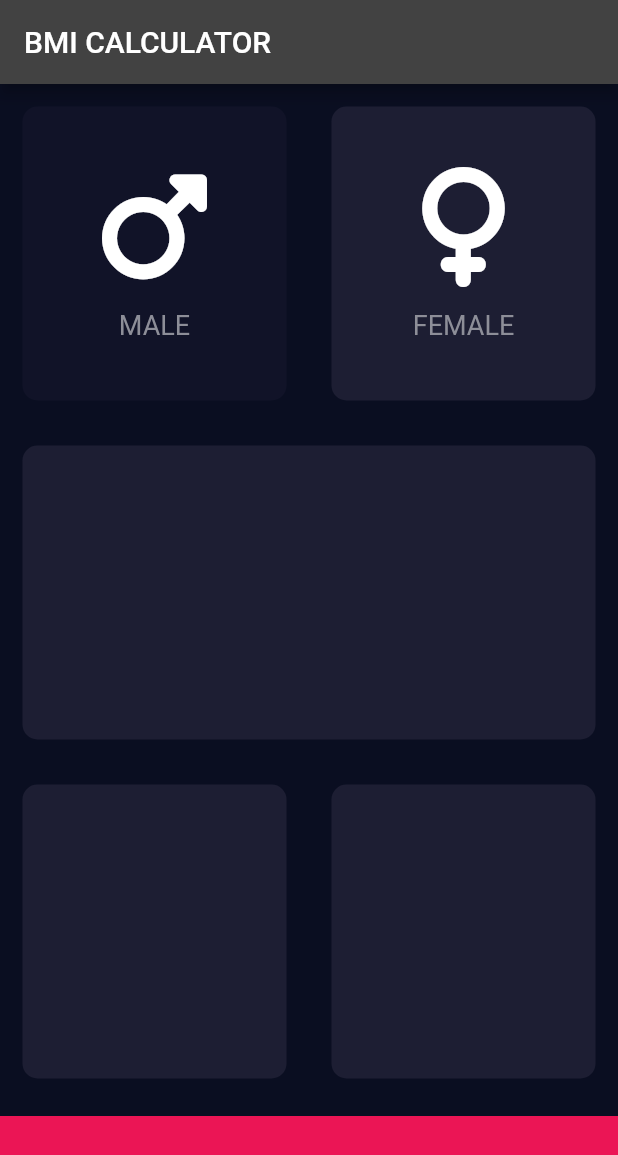
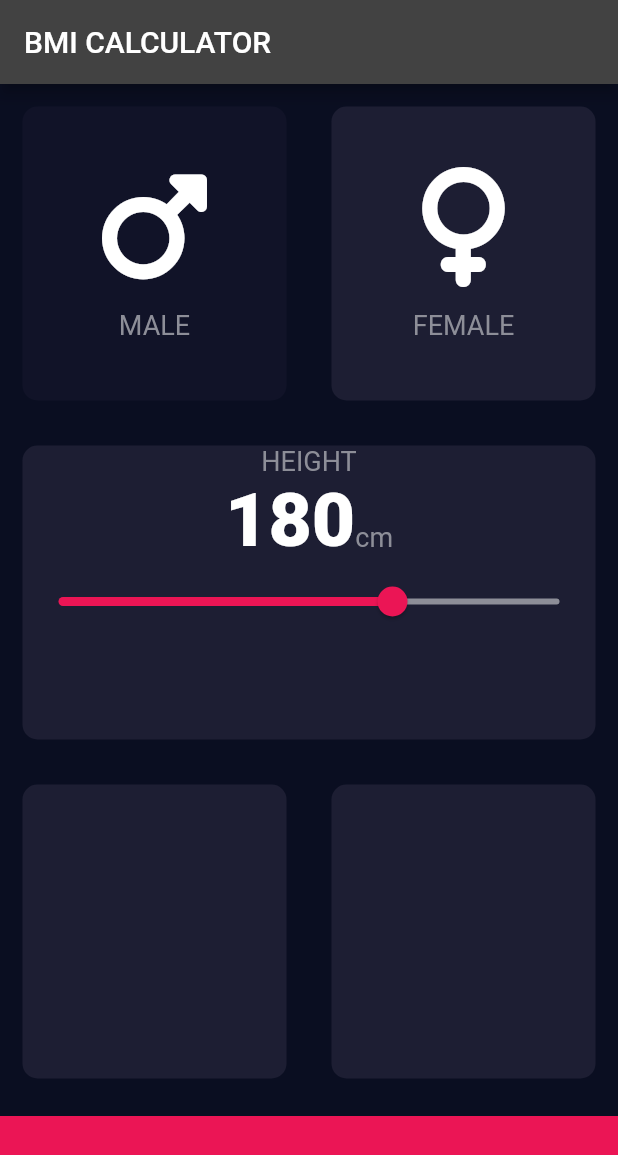
Before and after one commit to bahrulhikmi/bpm-flutter, a Flutter app: the screen it shows after launch, on a phone screen of 412 x 824 dp. Shown: the top 1155 px of the screen. Run offline on Flutter 3.47's test engine with Material 2 defaults, Android fonts, the phone set to English and light mode, and no system bars; our stand-ins replace font_awesome_flutter.

```diff
--- /dev/null
+++ b/lib/constant.dart
@@ -0,0 +1,8 @@
+import 'package:flutter/material.dart';
+
+const kInactiveCardColour = Color(0xFF111328);
+const kActiveCardColour = Color(0xFF1D1E33);
+
+const kLabelTextStyle = TextStyle(fontSize: 18.0, color: Color(0xFF8D8E98));
+
+const kNumberTextStle = TextStyle(fontSize: 50.0, fontWeight: FontWeight.w900);
--- a/lib/icon_with_text.dart
+++ b/lib/icon_with_text.dart
@@ -1,3 +1,4 @@
+import 'package:bmi_calculator_flutter/constant.dart';
 import 'package:flutter/material.dart';
 
 class IconWithText extends StatelessWidget {
@@ -15,8 +16,7 @@ class IconWithText extends StatelessWidget {
       children: [
         Icon(this.iconData, size: this.size,),
         SizedBox(height: 15.0,),
-        Text(text, style: TextStyle(fontSize: 18.0, color: Color(0xFF8D8E98),
-        ),
+        Text(text, style: kLabelTextStyle
         ),
       ],
     );
--- a/lib/input_page.dart
+++ b/lib/input_page.dart
@@ -1,16 +1,11 @@
+import 'constant.dart';
 import 'reusable_card.dart';
 import 'package:flutter/material.dart';
 import 'package:font_awesome_flutter/font_awesome_flutter.dart';
 
 import 'icon_with_text.dart';
 
-const inactiveCardColour = Color(0xFF111328);
-const activeCardColour = Color(0xFF1D1E33);
-
-enum Gender{
-  MALE,
-  FEMALE
-}
+enum Gender { MALE, FEMALE }
 
 class InputPage extends StatefulWidget {
   @override
@@ -19,6 +14,7 @@ class InputPage extends StatefulWidget {
 
 class _InputPageState extends State<InputPage> {
   Gender selectedGender = Gender.FEMALE;
+  int height = 180;
 
   @override
   Widget build(BuildContext context) {
@@ -27,6 +23,7 @@ class _InputPageState extends State<InputPage> {
           title: Text('BMI CALCULATOR'),
         ),
         body: Column(
+          crossAxisAlignment: CrossAxisAlignment.stretch,
           children: <Widget>[
             Expanded(
                 child: Row(
@@ -38,7 +35,9 @@ class _InputPageState extends State<InputPage> {
                         selectedGender = Gender.MALE;
                       });
                     },
-                    colour: selectedGender == Gender.MALE? activeCardColour : inactiveCardColour,
+                    colour: selectedGender == Gender.MALE
+                        ? kActiveCardColour
+                        : kInactiveCardColour,
                     cardChild: IconWithText(
                       iconData: FontAwesomeIcons.mars,
                       text: 'MALE',
@@ -52,7 +51,9 @@ class _InputPageState extends State<InputPage> {
                       selectedGender = Gender.FEMALE;
                     });
                   },
-                      colour: selectedGender == Gender.FEMALE? activeCardColour : inactiveCardColour,
+                  colour: selectedGender == Gender.FEMALE
+                      ? kActiveCardColour
+                      : kInactiveCardColour,
                   cardChild: IconWithText(
                     iconData: FontAwesomeIcons.venus,
                     text: 'FEMALE',
@@ -60,7 +61,43 @@ class _InputPageState extends State<InputPage> {
                 )),
               ],
             )),
-            Expanded(child: ReusableCard()),
+            Expanded(
+                child: ReusableCard(
+              cardChild: Column(
+                children: [
+                  Text(
+                    'HEIGHT',
+                    style: kLabelTextStyle,
+                  ),
+                  Row(
+                    mainAxisAlignment: MainAxisAlignment.center,
+                    crossAxisAlignment: CrossAxisAlignment.baseline,
+                    textBaseline: TextBaseline.alphabetic,
+                    children: [
+                      Text(
+                        height.toString(),
+                        style: kNumberTextStle,
+                      ),
+                      Text(
+                        'cm',
+                        style: kLabelTextStyle,
+                      )
+                    ],
+                  ),
+                  Slider(
+                      activeColor: Color(0xFFEB1555),
+                      inactiveColor: Color(0xFF8D8E98),
+                      value: height.toDouble(),
+                      min: 100.0,
+                      max: 220.0,
+                      onChanged: (double){
+                        setState(() {
+                          height = double.toInt();
+                        });
+                      })
+                ],
+              ),
+            )),
             Expanded(
                 child: Row(
               children: <Widget>[
```
Lines whose indentation alone changed are shown as unchanged.
